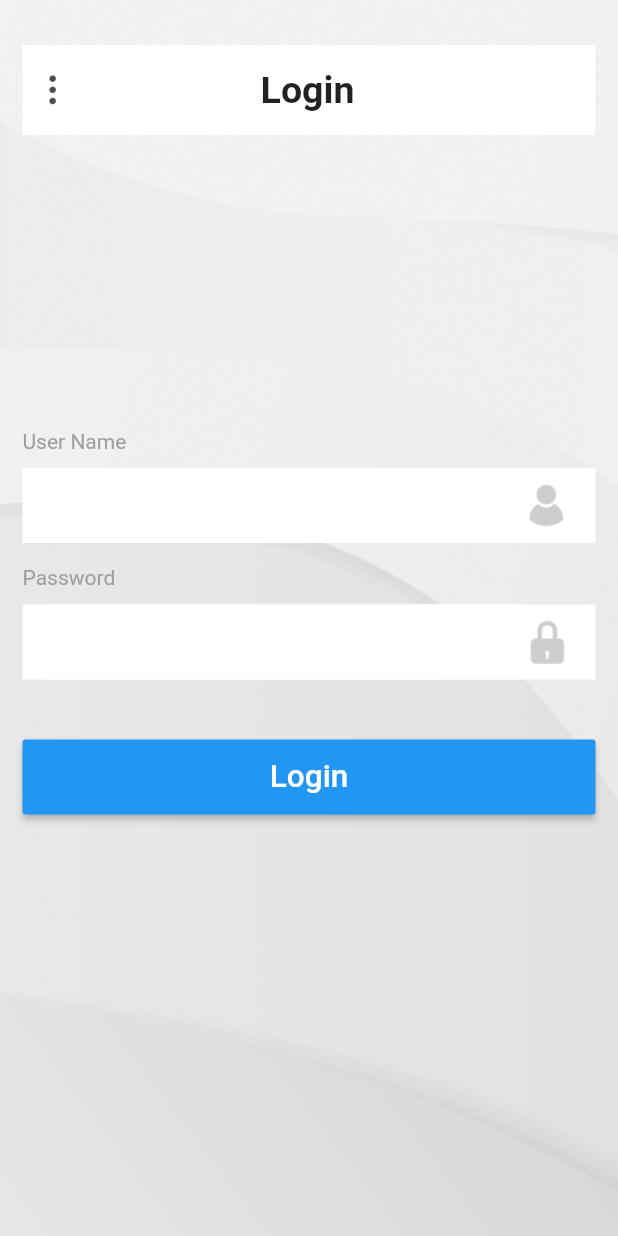
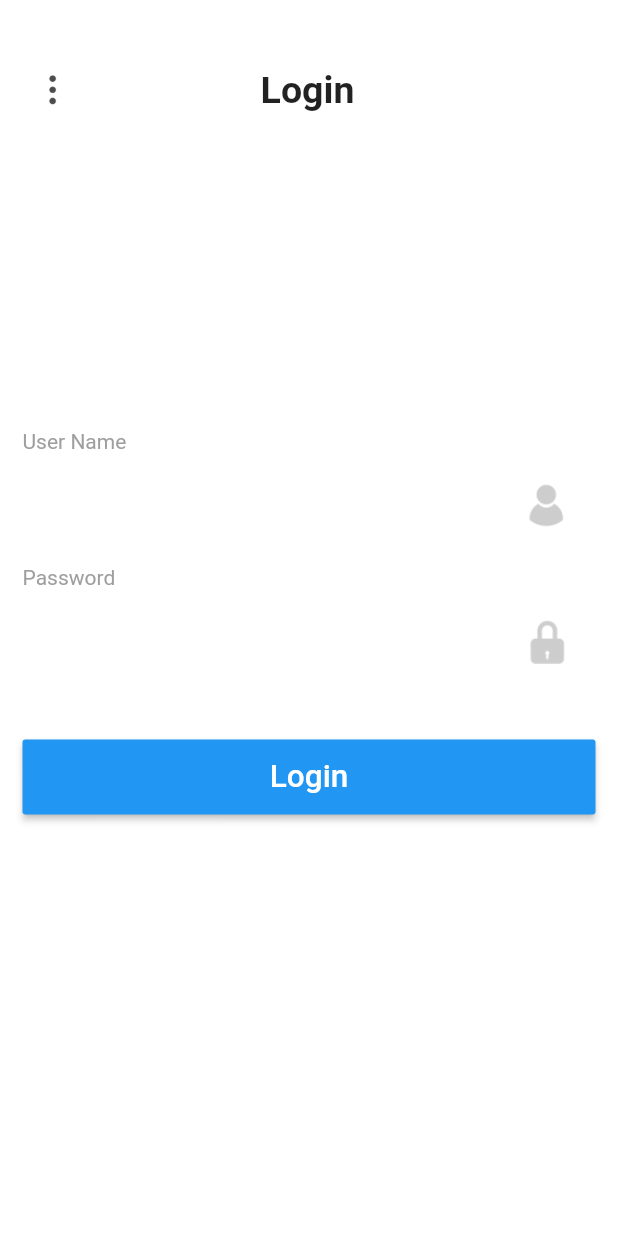
Before and after one commit to VidyaRajan7/FlutterSampleLevel2, a Flutter app: the LoginUI screen opened directly, on a phone screen of 412 x 824 dp. Run offline on Flutter 3.47's test engine with Material 2 defaults, Android fonts, the phone set to English and light mode, and no system bars.

Commit message:
set header as common

```diff
--- a/hala_app_sample/lib/screens/login/view/login_ui.dart
+++ b/hala_app_sample/lib/screens/login/view/login_ui.dart
@@ -18,13 +18,9 @@ class _LoginUIState extends State<LoginUI> {
   @override
   Widget build(BuildContext context) {
     return Scaffold(
+      backgroundColor: Colors.transparent,
      body: (Stack(
        children: <Widget>[
-         new Container(
-           decoration: new BoxDecoration(
-             image: new DecorationImage(image: new AssetImage('assets/background.png'), fit: BoxFit.cover)
-           ),
-         ),
          new Container(
            child: CommonWidgets(title: 'Login',),
          ),
```
Also changed, not shown: hala_app_sample/lib/main.dart (+18 -13 lines).
